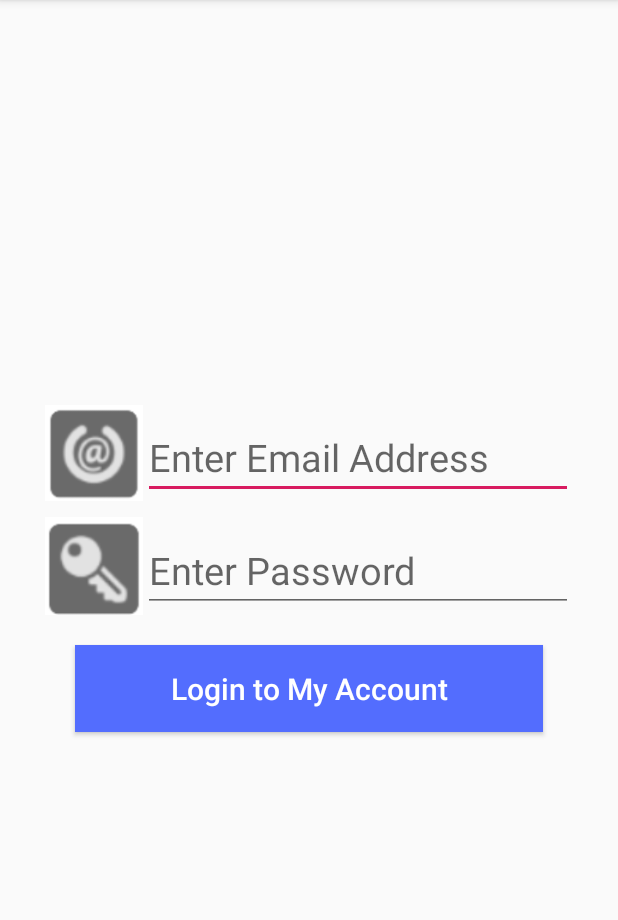
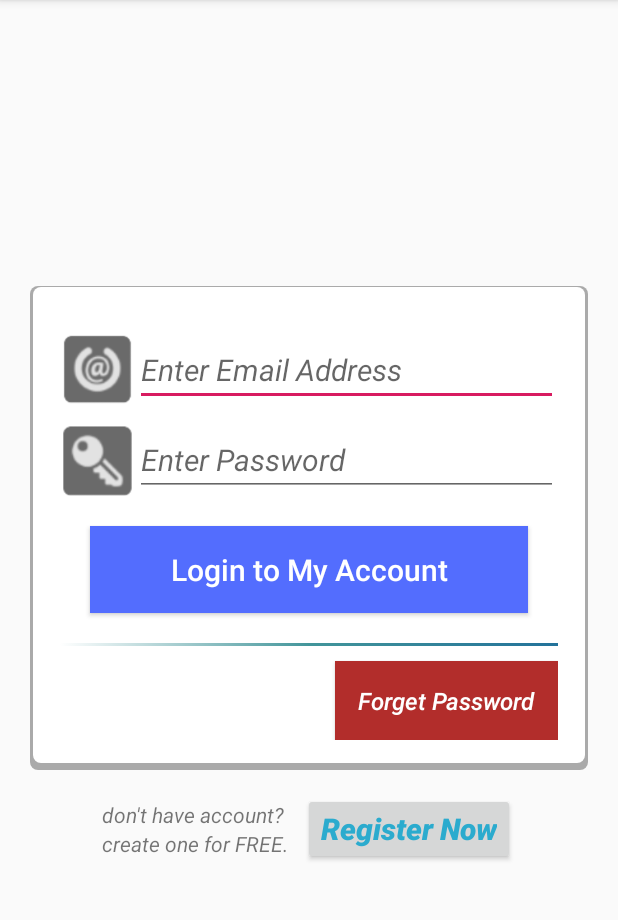
Before and after one commit to DeepakMaharjan/4th-Assignment-Hamrobazar, an Android app: the screen it shows after launch (Login), on a phone screen of 412 x 824 dp, the part 84-1004 px from its top. Run offline under Robolectric (Android 15) with nearby library versions, the phone set to English and light mode, and no system bars.

Commit message:
Login Form Completed.

```diff
--- a/app/src/main/AndroidManifest.xml
+++ b/app/src/main/AndroidManifest.xml
@@ -11,6 +11,7 @@
         android:roundIcon="@mipmap/ic_launcher_round"
         android:supportsRtl="true"
         android:theme="@style/AppTheme">
+        <activity android:name=".agreement.AdPostingRule"></activity>
         <activity android:name=".Login">
             <intent-filter>
                 <action android:name="android.intent.action.MAIN" />
@@ -19,13 +20,10 @@
             </intent-filter>
         </activity>
         <activity android:name=".SplashActivity" />
-        <activity android:name=".agreement.AdPostingRule" />
         <activity android:name=".agreement.Safety" />
         <activity android:name=".agreement.Terms" />
         <activity android:name=".Agreement" />
-        <activity android:name=".MainActivity">
-
-        </activity>
+        <activity android:name=".MainActivity"></activity>
     </application>
 
 </manifest>
--- /dev/null
+++ b/app/src/main/java/com/deepak/hamrobazzar/agreement/AdPostingRule.java
@@ -0,0 +1,30 @@
+package com.deepak.hamrobazzar.agreement;
+
+import androidx.appcompat.app.AppCompatActivity;
+
+import android.os.Bundle;
+import android.webkit.WebView;
+import android.webkit.WebViewClient;
+
+import com.deepak.hamrobazzar.R;
+
+public class AdPostingRule extends AppCompatActivity {
+
+
+    WebView webViewAdPosting;
+
+    @Override
+    protected void onCreate(Bundle savedInstanceState) {
+        super.onCreate(savedInstanceState);
+        setContentView(R.layout.activity_ad_posting_rule);
+
+
+        webViewAdPosting= findViewById(R.id.webViewAdPosting);
+
+        webViewAdPosting.getSettings().setJavaScriptEnabled(true);
+        webViewAdPosting.getSettings().setAppCacheEnabled(true);
+        webViewAdPosting.setWebViewClient(new WebViewClient());
+        webViewAdPosting.loadUrl("https://hamrobazaar.com/postrules.html");
+
+    }
+}
--- /dev/null
+++ b/app/src/main/res/drawable/bg_with_shadow.xml
@@ -0,0 +1,17 @@
+<?xml version="1.0" encoding="utf-8"?>
+<layer-list xmlns:android="http://schemas.android.com/apk/res/android">
+    <item >
+        <shape
+            android:shape="rectangle">
+            <solid android:color="@android:color/darker_gray" />
+            <corners android:radius="5dp"/>
+        </shape>
+    </item>
+    <item android:right="2dp" android:left="2dp" android:bottom="5dp" android:top="1dp">
+        <shape
+            android:shape="rectangle">
+            <solid android:color="@android:color/white"/>
+            <corners android:radius="5dp"/>
+        </shape>
+    </item>
+</layer-list>
--- /dev/null
+++ b/app/src/main/res/drawable/line.xml
@@ -0,0 +1,12 @@
+<?xml version="1.0" encoding="UTF-8"?>
+<selector xmlns:android="http://schemas.android.com/apk/res/android">
+    <item>
+        <shape>
+            <gradient
+                android:startColor="#fff"
+                android:centerColor="#ff42959a"
+                android:endColor="#ff23729a"
+                android:angle="0"/>
+        </shape>
+    </item>
+</selector>
--- /dev/null
+++ b/app/src/main/res/layout/activity_ad_posting_rule.xml
@@ -0,0 +1,18 @@
+<?xml version="1.0" encoding="utf-8"?>
+<LinearLayout xmlns:android="http://schemas.android.com/apk/res/android"
+    xmlns:app="http://schemas.android.com/apk/res-auto"
+    xmlns:tools="http://schemas.android.com/tools"
+    android:layout_width="match_parent"
+    android:layout_height="match_parent"
+    android:orientation="vertical"
+    android:gravity="center"
+    tools:context=".agreement.AdPostingRule">
+
+    <WebView
+        android:id="@+id/webViewAdPosting"
+        android:layout_width="match_parent"
+        android:layout_height="wrap_content"
+        />
+
+
+</LinearLayout>
--- a/app/src/main/res/layout/activity_login.xml
+++ b/app/src/main/res/layout/activity_login.xml
@@ -6,12 +6,13 @@
     android:layout_height="match_parent"
     android:gravity="center"
     android:orientation="vertical"
-    android:padding="10dp"
+    android:padding="20dp"
     tools:context=".Login">
 
     <LinearLayout
         android:layout_width="match_parent"
         android:layout_height="wrap_content"
+        android:background="@drawable/bg_with_shadow"
         android:orientation="vertical"
         android:padding="20dp">
 
@@ -22,8 +23,8 @@
             android:orientation="horizontal">
 
             <ImageView
-                android:layout_width="65dp"
-                android:layout_height="65dp"
+                android:layout_width="50dp"
+                android:layout_height="50dp"
                 android:layout_marginTop="10dp"
                 android:src="@drawable/email" />
 
@@ -40,8 +41,8 @@
             android:orientation="horizontal">
 
             <ImageView
-                android:layout_width="65dp"
-                android:layout_height="65dp"
+                android:layout_width="50dp"
+                android:layout_height="50dp"
                 android:layout_marginTop="10dp"
                 android:src="@drawable/password" />
 
@@ -51,18 +52,78 @@
                 android:hint="Enter Password" />
 
         </LinearLayout>
+
         <Button
+            android:id="@+id/btnLogin"
             android:layout_width="match_parent"
             android:layout_height="wrap_content"
+            android:layout_margin="20dp"
+            android:background="#536DFE"
+            android:padding="15dp"
             android:text="Login to My Account"
             android:textAllCaps="false"
-            android:background="#536DFE"
             android:textColor="#fff"
-            android:textSize="20sp"
-            android:layout_margin="20dp"
+            android:textSize="20sp" />
+
+        <View
+            android:layout_width="match_parent"
+            android:layout_height="2dp"
+            android:background="@drawable/line" />
+
+        <Button
+            android:id="@+id/btnForgetPassword"
+            android:layout_width="wrap_content"
+            android:layout_height="wrap_content"
+            android:layout_gravity="right"
+            android:layout_marginTop="10dp"
+            android:background="#b22d2b"
             android:padding="15dp"
-            />
+            android:text="Forget Password"
+            android:textAllCaps="false"
+            android:textColor="#fff"
+            android:textSize="16sp"
+            android:textStyle="italic" />
 
     </LinearLayout>
 
+    <LinearLayout
+        android:layout_width="match_parent"
+        android:layout_height="wrap_content"
+        android:gravity="center"
+        android:layout_marginTop="15dp"
+        android:orientation="horizontal"
+        >
+
+        <LinearLayout
+            android:layout_width="wrap_content"
+            android:layout_height="wrap_content"
+            android:orientation="vertical"
+            >
+
+            <TextView
+                android:layout_width="wrap_content"
+                android:layout_height="wrap_content"
+                android:textStyle="italic"
+                android:text="don't have account?" />
+
+            <TextView
+                android:layout_width="wrap_content"
+                android:layout_height="wrap_content"
+                android:textStyle="italic"
+                android:text="create one for FREE." />
+
+        </LinearLayout>
+
+        <Button
+            android:id="@+id/btnRegister"
+            android:layout_width="wrap_content"
+            android:layout_height="wrap_content"
+            android:text="Register Now"
+            android:textSize="20sp"
+            android:textStyle="italic|bold"
+            android:textColor="#2babce"
+            android:layout_marginLeft="10dp"
+            android:textAllCaps="false" />
+    </LinearLayout>
+
 </LinearLayout>
--- a/app/src/main/res/values/styles.xml
+++ b/app/src/main/res/values/styles.xml
@@ -38,8 +38,9 @@
     <style name="loginEdit">
         <item name="android:layout_height">wrap_content</item>
         <item name="android:layout_width">match_parent</item>
-        <item name="android:textSize">25sp</item>
-        <item name="android:layout_marginTop">18dp</item>
+        <item name="android:textSize">20sp</item>
+        <item name="android:layout_marginTop">12dp</item>
+        <item name="android:textStyle">italic</item>
     </style>
 
 
```
